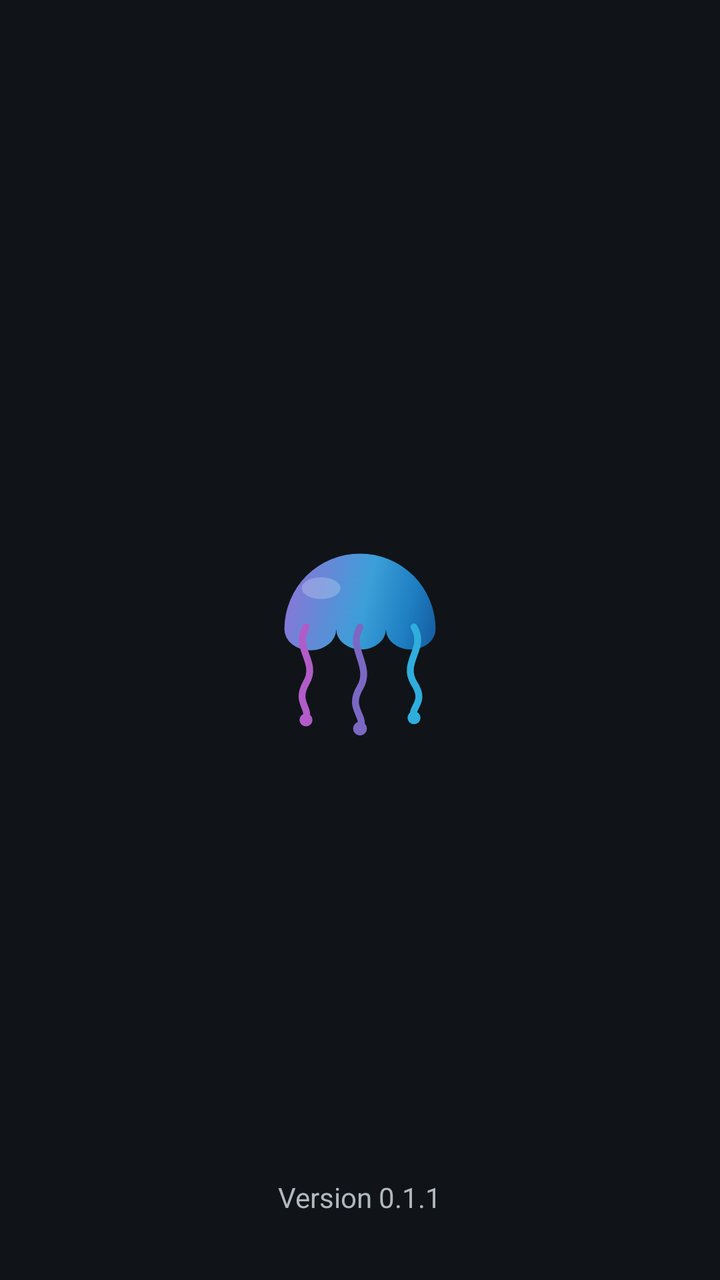
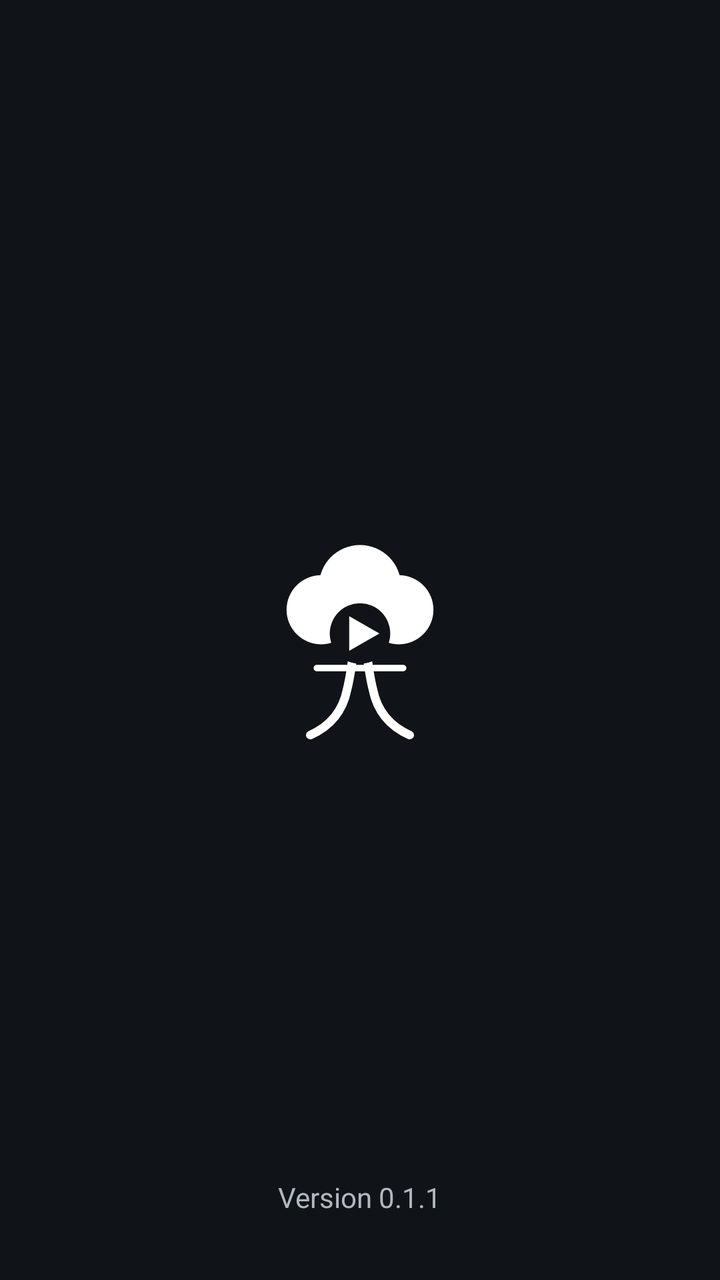

Two renders of the same Android screen: before a commit and after it. Below are the layout's source before the change and the commit's diff.
<!-- AndroidManifest.xml: activity theme Theme.FireTvJellyfin -->
<!-- res/layout/activity_splash.xml -->
<?xml version="1.0" encoding="utf-8"?>
<FrameLayout xmlns:android="http://schemas.android.com/apk/res/android"
    android:layout_width="match_parent"
    android:layout_height="match_parent"
    android:background="@color/background_dark">

    <ImageView
        android:id="@+id/splash_logo"
        android:layout_width="108dp"
        android:layout_height="108dp"
        android:layout_gravity="center"
        android:src="@drawable/ic_jellyfin_logo"
        android:contentDescription="@null" />

    <TextView
        android:layout_width="wrap_content"
        android:layout_height="wrap_content"
        android:layout_gravity="bottom|center_horizontal"
        android:layout_marginBottom="32dp"
        android:text="@string/splash_version"
        android:textColor="@color/text_secondary"
        android:textSize="14sp" />

</FrameLayout>
<!-- resources referenced by this layout -->
<resources>
  <color name="background_dark">#101418</color>
  <color name="text_secondary">#B0B8C0</color>
  <!-- drawable ic_jellyfin_logo: vector/xml drawable (drawable, 2174 chars, omitted) -->
  <string name="splash_version">Version 0.1.1</string>
  <style name="Theme.FireTvJellyfin" parent="Theme.Leanback">
          <item name="android:windowBackground">@color/background_dark</item>
          <item name="detailsActionButtonStyle">@style/Widget.FireTvJellyfin.DetailsActionButtonStyle</item>
      </style>
  <style name="Widget.FireTvJellyfin.DetailsActionButtonStyle" parent="Widget.Leanback.DetailsActionButtonStyle">
          <item name="android:background">@drawable/glass_button_bg</item>
          <item name="android:paddingStart">20dp</item>
          <item name="android:paddingEnd">20dp</item>
          <item name="android:paddingTop">10dp</item>
          <item name="android:paddingBottom">10dp</item>
          <item name="android:layout_marginEnd">12dp</item>
      </style>
  <!-- drawable glass_button_bg (drawable) -->
  <?xml version="1.0" encoding="utf-8"?>
  <selector xmlns:android="http://schemas.android.com/apk/res/android">
      <item android:state_focused="true">
          <shape android:shape="rectangle">
              <corners android:radius="12dp" />
              <gradient
                  android:angle="90"
                  android:startColor="#4DFFFFFF"
                  android:endColor="#26FFFFFF" />
          </shape>
      </item>
      <item>
          <shape android:shape="rectangle">
              <corners android:radius="12dp" />
              <gradient
                  android:angle="90"
                  android:startColor="#26FFFFFF"
                  android:endColor="#0DFFFFFF" />
          </shape>
      </item>
  </selector>
</resources>

<!-- the commit's change to res/layout/activity_splash.xml (unified diff, before → after) -->
@@ -9,7 +9,7 @@
         android:layout_width="108dp"
         android:layout_height="108dp"
         android:layout_gravity="center"
-        android:src="@drawable/ic_jellyfin_logo"
+        android:src="@drawable/ic_treehouse_logo"
         android:contentDescription="@null" />
 
     <TextView
<!-- resource entries referenced after the edit -->
@@ -2,12 +2,52 @@
 <resources>
   <color name="background_dark">#101418</color>
   <color name="text_secondary">#B0B8C0</color>
-  <!-- drawable ic_jellyfin_logo: vector/xml drawable (drawable, 2174 chars, omitted) -->
+  <!-- drawable ic_treehouse_logo (drawable) -->
+  <?xml version="1.0" encoding="utf-8"?>
+  <vector xmlns:android="http://schemas.android.com/apk/res/android"
+      android:width="48dp"
+      android:height="48dp"
+      android:viewportWidth="100"
+      android:viewportHeight="100">
+  
+      
+      <path android:pathData="M32,36 m-16,0 a16,16 0 1,0 32,0 a16,16 0 1,0 -32,0" android:fillColor="@color/text_primary" />
+      <path android:pathData="M50,25 m-19,0 a19,19 0 1,0 38,0 a19,19 0 1,0 -38,0" android:fillColor="@color/text_primary" />
+      <path android:pathData="M68,36 m-16,0 a16,16 0 1,0 32,0 a16,16 0 1,0 -32,0" android:fillColor="@color/text_primary" />
+  
+      
+      <path
+          android:pathData="M48,46 C47,56 46,65 44,73 C42,83 36,90 27,94"
+          android:strokeColor="@color/text_primary"
+          android:strokeWidth="4"
+          android:strokeLineCap="round"
+          android:fillColor="#00000000" />
+      <path
+          android:pathData="M52,46 C53,56 54,65 56,73 C58,83 64,90 73,94"
+          android:strokeColor="@color/text_primary"
+          android:strokeWidth="4"
+          android:strokeLineCap="round"
+          android:fillColor="#00000000" />
+  
+      
+      <path
+          android:pathData="M30,63 L70,63"
+          android:strokeColor="@color/text_primary"
+          android:strokeWidth="3"
+          android:strokeLineCap="round"
+          android:fillColor="#00000000" />
+  
+      
+      <path android:pathData="M50,47 m-14,0 a14,14 0 1,0 28,0 a14,14 0 1,0 -28,0" android:fillColor="@color/background_dark" />
+      <path android:pathData="M45,39 L45,55 L59,47 Z" android:fillColor="@color/text_primary" />
+  
+  </vector>
   <string name="splash_version">Version 0.1.1</string>
   <style name="Theme.FireTvJellyfin" parent="Theme.Leanback">
           <item name="android:windowBackground">@color/background_dark</item>
           <item name="detailsActionButtonStyle">@style/Widget.FireTvJellyfin.DetailsActionButtonStyle</item>
       </style>
+  <color name="text_primary">#FFFFFF</color>
   <style name="Widget.FireTvJellyfin.DetailsActionButtonStyle" parent="Widget.Leanback.DetailsActionButtonStyle">
           <item name="android:background">@drawable/glass_button_bg</item>
           <item name="android:paddingStart">20dp</item>
